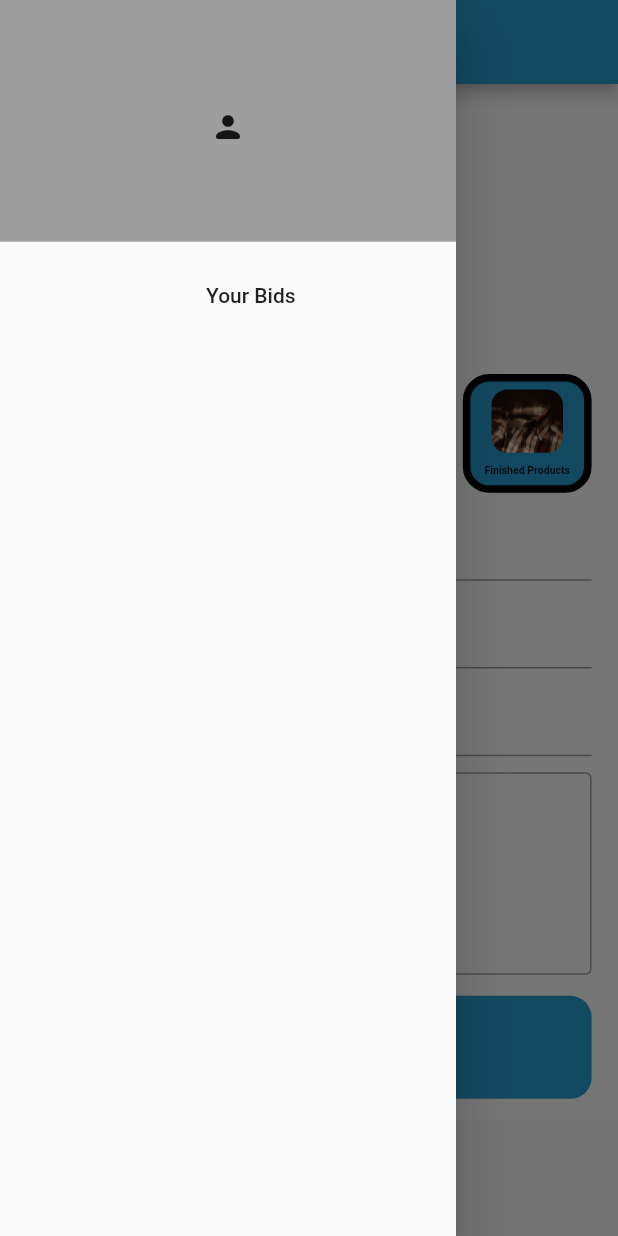
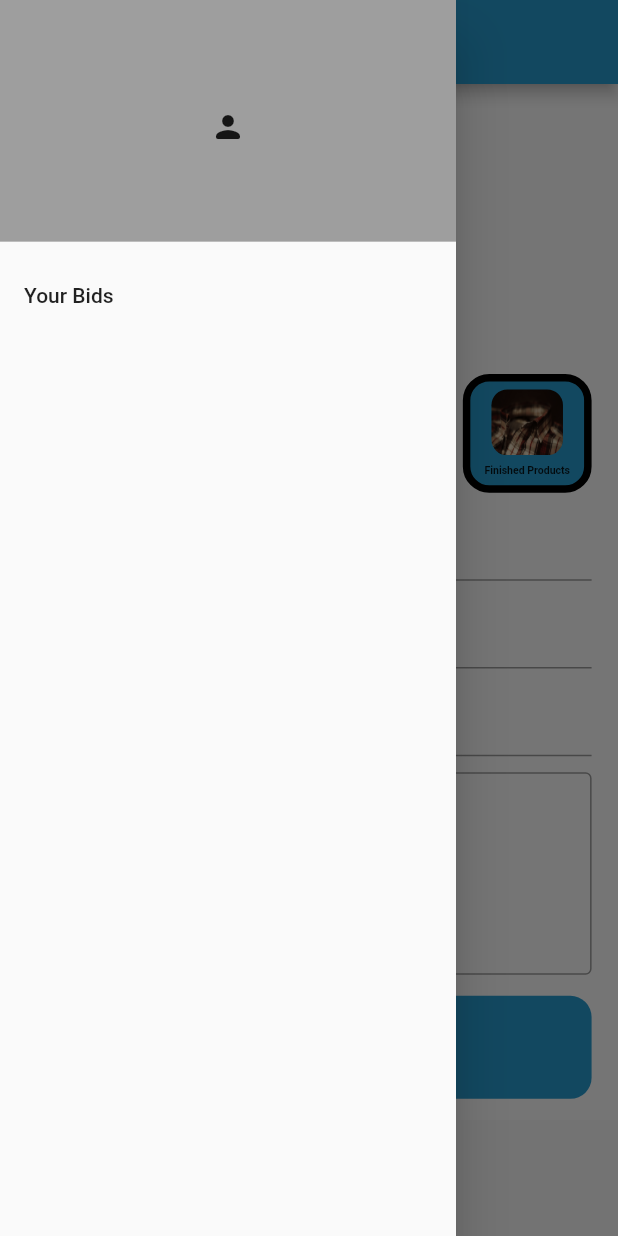
Before and after one commit to akayani976/Importo, a Flutter app: the BuyerHomePage screen opened directly, with the side drawer open, on a phone screen of 412 x 824 dp. Run offline on Flutter 3.47's test engine with Material 2 defaults, Android fonts, the phone set to English and light mode, and no system bars; our stand-ins replace gap, get, jwt_decoder, shared_preferences, velocity_x; accounts and stored records are empty.

Commit message:
ui issues fixed

```diff
--- a/lib/main.dart
+++ b/lib/main.dart
@@ -1,7 +1,5 @@
 import 'package:flutter/material.dart';
 import 'package:get/get.dart';
-import 'package:importo/views/bids_list.dart';
-import 'package:importo/views/buyers_homepage.dart';
 import 'package:importo/views/log_in.dart';
 
 void main() {
--- a/lib/utilities/user.dart
+++ b/lib/utilities/user.dart
@@ -1,3 +1,3 @@
 class MyUser {
-  static const String USERID = "6462a3a3d2600e2433b1689e";
+  static const String USERID = "6463ee6def3922113fae1c7f";
 }
--- a/lib/views/buyers_homepage.dart
+++ b/lib/views/buyers_homepage.dart
@@ -59,8 +59,6 @@ class _BuyerHomePageState extends State<BuyerHomePage> {
               ),
               ListTile(
                 title: const Text('Your Bids'),
-                contentPadding: EdgeInsets.only(
-                    left: HelperMethods().getMyDynamicWidth(360)),
                 onTap: () {
                   Get.to(() => const BidsListPage());
                 },
@@ -126,7 +124,7 @@ class _BuyerHomePageState extends State<BuyerHomePage> {
                                           fit: BoxFit.fill)),
                                 ),
                               ),
-                              Gap(HelperMethods().getMyDynamicHeight(20)),
+                              Gap(HelperMethods().getMyDynamicHeight(15)),
                               Text(
                                 'Cotton Yarn',
                                 style: TextStyle(
@@ -173,7 +171,7 @@ class _BuyerHomePageState extends State<BuyerHomePage> {
                                           fit: BoxFit.fill)),
                                 ),
                               ),
-                              Gap(HelperMethods().getMyDynamicHeight(20)),
+                              Gap(HelperMethods().getMyDynamicHeight(15)),
                               Text(
                                 'Thread',
                                 style: TextStyle(
@@ -208,7 +206,7 @@ class _BuyerHomePageState extends State<BuyerHomePage> {
                               children: [
                                 Container(
                                   height:
-                                      HelperMethods().getMyDynamicHeight(120),
+                                      HelperMethods().getMyDynamicHeight(125),
                                   width: HelperMethods().getMyDynamicWidth(125),
                                   decoration: BoxDecoration(
                                       borderRadius: BorderRadius.circular(
@@ -218,7 +216,7 @@ class _BuyerHomePageState extends State<BuyerHomePage> {
                                           image: AssetImage('assets/shirt.jpg'),
                                           fit: BoxFit.fill)),
                                 ),
-                                Gap(HelperMethods().getMyDynamicHeight(20)),
+                                Gap(HelperMethods().getMyDynamicHeight(15)),
                                 Text(
                                   'Finished Products',
                                   style: TextStyle(
```
Also changed, not shown: 1 other file.
